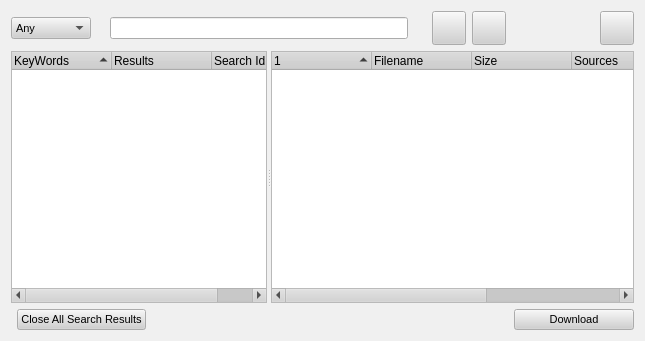
The window that retroshare-gui/src/gui/SearchDialog.ui (RetroShare/RetroShare) describes before a commit, drawn with Qt 5.
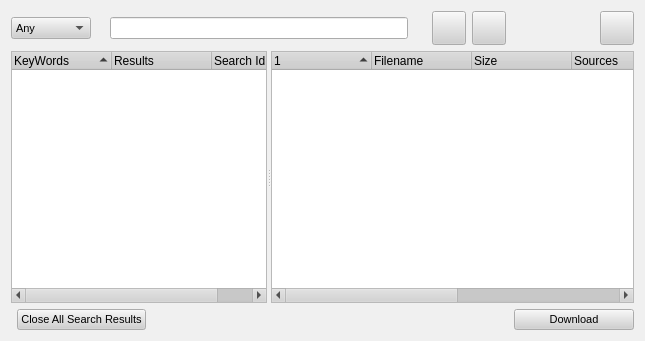
The same window after the commit. Icons and pictures are not drawn. Custom widgets are drawn as their Qt base class.

Commit message: Added Age column for Search Results

```diff
--- a/retroshare-gui/src/gui/SearchDialog.ui
+++ b/retroshare-gui/src/gui/SearchDialog.ui
@@ -874,6 +874,11 @@
         <string>Type</string>
        </property>
       </column>
+      <column>
+       <property name="text">
+        <string>Age</string>
+       </property>
+      </column>
       <column>
        <property name="text">
         <string>Hash</string>
```
The commit also changes 1 other file.
